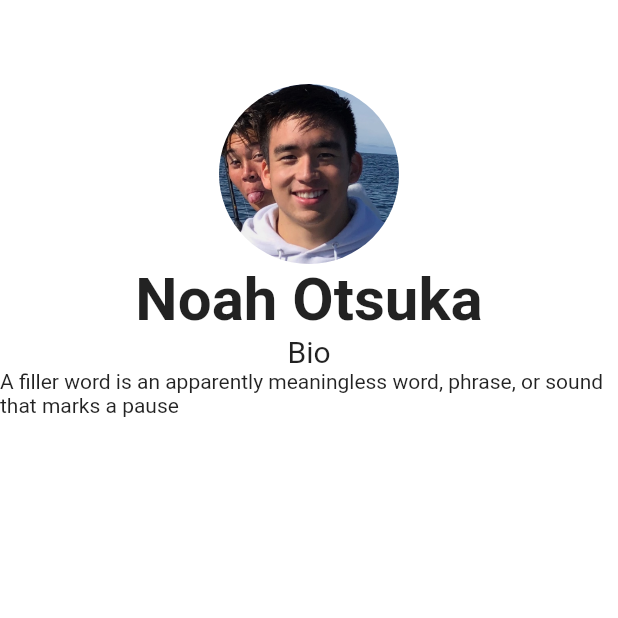
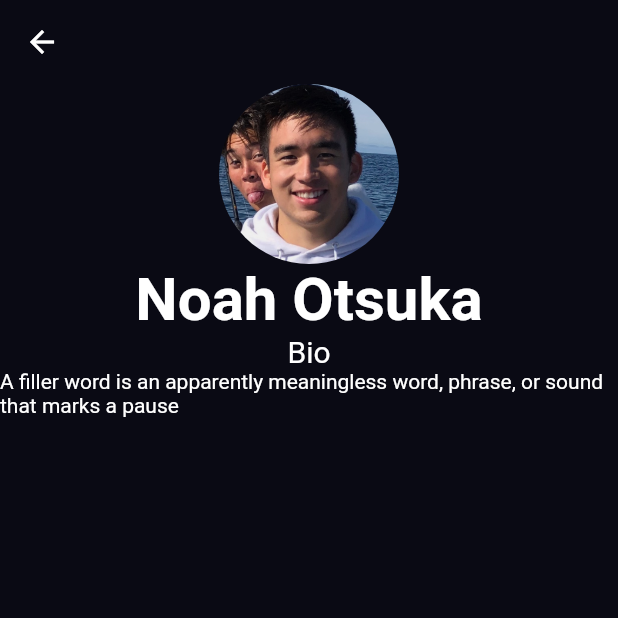
Before and after one commit to noah415/workout, a Flutter app: the ProfileScreen screen opened by its route, on a phone screen of 412 x 824 dp, the top half of it. Run offline on Flutter 3.47's test engine with Material 2 defaults, Android fonts, the light colour scheme and no system bars; network calls fail.

Commit message:
GET requests are now working. just creating a profile page now

```diff
--- a/lib/view/Screens/profile/profile_screen.dart
+++ b/lib/view/Screens/profile/profile_screen.dart
@@ -1,5 +1,6 @@
 import 'package:flutter/material.dart';
 import 'package:flutter/services.dart';
+import 'package:workout/view/Styles/Colors/colors.dart';
 import 'package:workout/view/Styles/text_styles.dart';
 import 'package:workout/view/widgets/profile_circle.dart';
 
@@ -15,27 +16,32 @@
   Widget build(BuildContext context) {
     return Scaffold(
       appBar: AppBar(
-        backgroundColor: Colors.white,
+        backgroundColor: dark_theme,
         elevation: 0,
         systemOverlayStyle: SystemUiOverlayStyle.dark,
       ),
-      backgroundColor: Colors.white,
+      backgroundColor: dark_theme,
       body: Center(
         child: Column(
           children: const <Widget>[
-            ProfileCircle(radius: 60),
+            ProfileCircle(
+              radius: 60,
+              alpha: 2,
+            ),
             Text(
               'Noah Otsuka',
-              style: TextStyle(fontSize: 40, fontWeight: FontWeight.bold),
+              style: TextStyle(
+                  fontSize: 40,
+                  fontWeight: FontWeight.bold,
+                  color: Colors.white),
             ),
             Text(
               'Bio',
-              style: TextStyle(
-                fontSize: 20,
-              ),
+              style: TextStyle(fontSize: 20, color: Colors.white),
             ),
             Text(
-                'A filler word is an apparently meaningless word, phrase, or sound that marks a pause '),
+                'A filler word is an apparently meaningless word, phrase, or sound that marks a pause ',
+                style: TextStyle(color: Colors.white)),
           ],
         ),
       ),
--- a/lib/view/widgets/profile_circle.dart
+++ b/lib/view/widgets/profile_circle.dart
@@ -4,9 +4,11 @@
   const ProfileCircle({
     Key? key,
     required this.radius,
+    required this.alpha,
   }) : super(key: key);
 
   final double radius;
+  final double alpha;
 
   @override
   Widget build(BuildContext context) {
@@ -14,8 +16,8 @@
       borderRadius: BorderRadius.circular(radius),
       child: Image.asset(
         'assets/images/me_and_gary.jpeg',
-        width: radius * 2,
-        height: radius * 2,
+        width: radius * alpha,
+        height: radius * alpha,
         fit: BoxFit.fill,
       ),
     );
--- a/lib/view/widgets/profile_name_row.dart
+++ b/lib/view/widgets/profile_name_row.dart
@@ -18,7 +18,7 @@
           mainAxisAlignment: MainAxisAlignment.spaceBetween,
           children: [
             Text('Hello\n' + name + '.', style: title1),
-            const ProfileCircle(radius: 40),
+            const ProfileCircle(radius: 10, alpha: 6,),
           ],
         ));
   }
```
Also changed, not shown: lib/controller/workoutController/workout_controller.dart (+8 -5 lines), lib/main.dart (+0 -24 lines), lib/view/Screens/workout/workout_screen.dart (+45 -10 lines), lib/view/Styles/text_styles.dart (+8 -5 lines), lib/view/widgets/profile_card.dart (added, +31 -0 lines), lib/view/widgets/workout_card.dart (+4 -4 lines), 1 other file.
